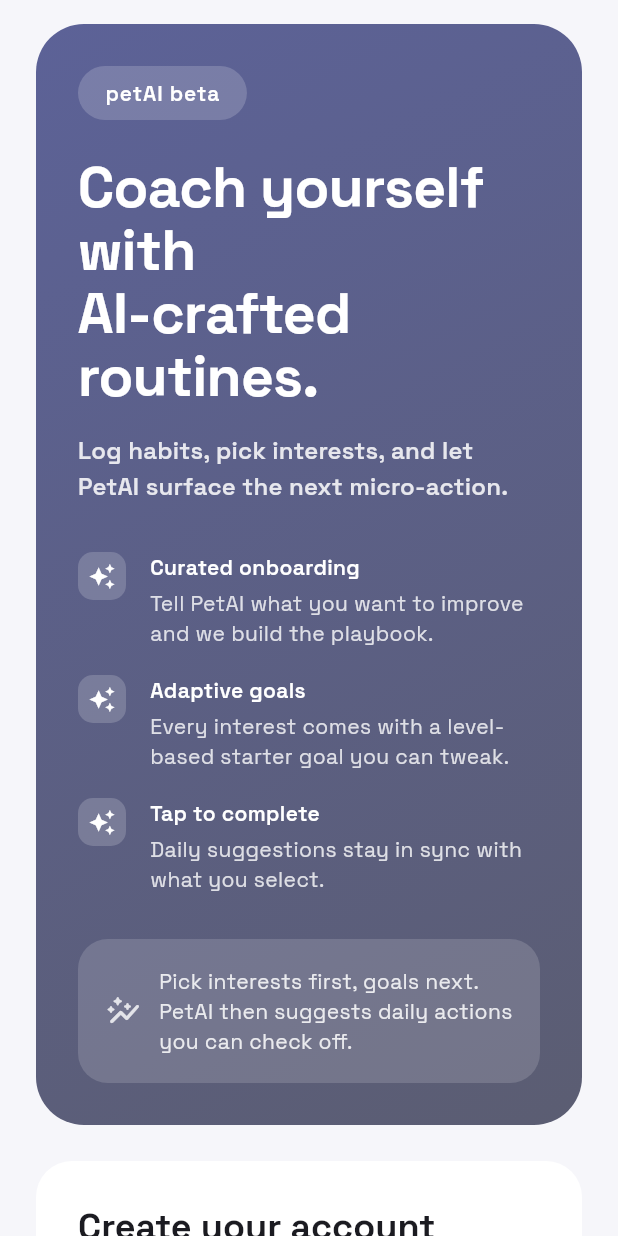
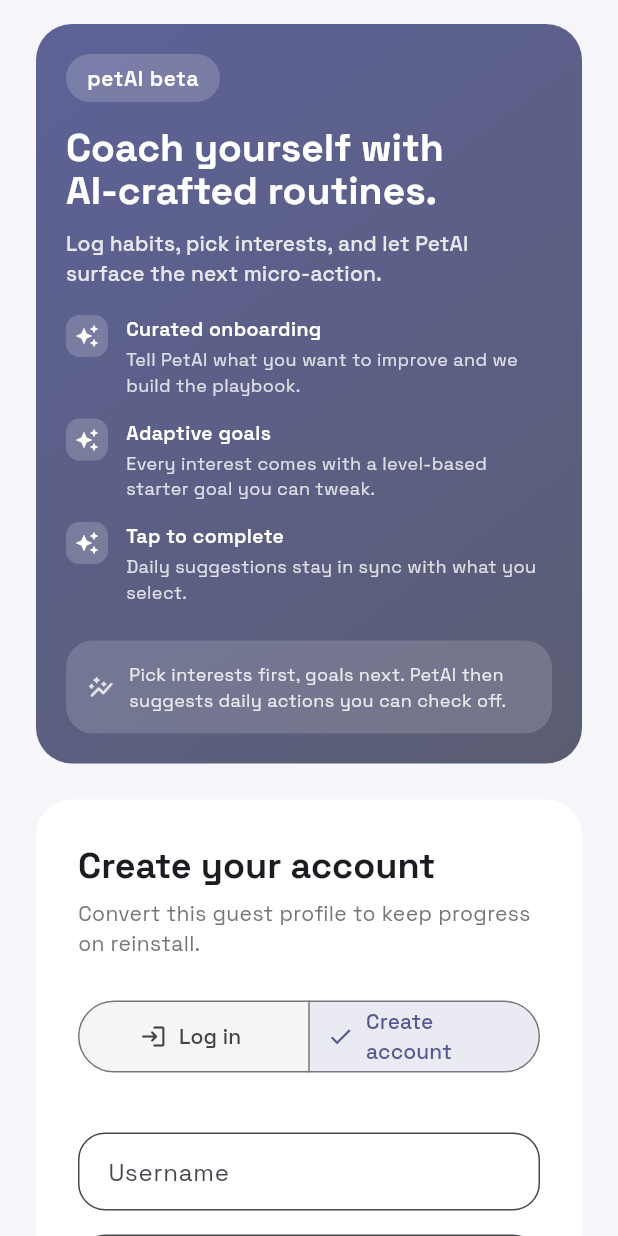
Before and after one commit to tiagobfpinto/petAI, a Flutter app: the screen it shows after launch, after a tap on "Try again", after a tap on the "person" icon, on a phone screen of 412 x 824 dp. Run offline on Flutter 3.47's test engine with Material 3 defaults, Android fonts, the phone set to English and light mode, and no system bars; our stand-ins replace flutter_secure_storage, google_fonts; accounts and stored records are empty; network calls fail.

Commit message:
Tighten welcome hero sizing

```diff
--- a/petAI-frontend/lib/screens/welcome_screen.dart
+++ b/petAI-frontend/lib/screens/welcome_screen.dart
@@ -116,7 +116,7 @@
     ];
 
     return Container(
-      padding: const EdgeInsets.all(28),
+      padding: const EdgeInsets.all(20),
       decoration: BoxDecoration(
         gradient: LinearGradient(
           colors: [
@@ -126,13 +126,13 @@
           begin: Alignment.topLeft,
           end: Alignment.bottomRight,
         ),
-        borderRadius: BorderRadius.circular(32),
+        borderRadius: BorderRadius.circular(24),
       ),
       child: Column(
         crossAxisAlignment: CrossAxisAlignment.start,
         children: [
           Container(
-            padding: const EdgeInsets.symmetric(horizontal: 18, vertical: 8),
+            padding: const EdgeInsets.symmetric(horizontal: 14, vertical: 6),
             decoration: BoxDecoration(
               color: Colors.white.withValues(alpha: 0.18),
               borderRadius: BorderRadius.circular(999),
@@ -142,48 +142,50 @@
               style: TextStyle(
                 color: Colors.white,
                 fontWeight: FontWeight.w600,
-                letterSpacing: 0.6,
+                letterSpacing: 0.4,
               ),
-            ),
-          ),
-          const SizedBox(height: 24),
-          Text(
-            "Coach yourself with\nAI-crafted routines.",
-            style: textTheme.headlineLarge?.copyWith(
-              color: Colors.white,
-              height: 1.1,
             ),
           ),
           const SizedBox(height: 16),
           Text(
+            "Coach yourself with\nAI-crafted routines.",
+            style: textTheme.headlineSmall?.copyWith(
+              fontSize: 26,
+              color: Colors.white,
+              height: 1.1,
+              fontWeight: FontWeight.w800,
+            ),
+          ),
+          const SizedBox(height: 10),
+          Text(
             "Log habits, pick interests, and let PetAI surface the next micro-action.",
-            style: textTheme.titleMedium?.copyWith(
+            style: textTheme.titleSmall?.copyWith(
               color: Colors.white.withValues(alpha: 0.85),
             ),
           ),
-          const SizedBox(height: 32),
+          const SizedBox(height: 18),
           Column(
             children: featurePoints
                 .map(
                   (tuple) => Padding(
-                    padding: const EdgeInsets.only(bottom: 18),
+                    padding: const EdgeInsets.only(bottom: 14),
                     child: Row(
                       crossAxisAlignment: CrossAxisAlignment.start,
                       children: [
                         Container(
-                          height: 32,
-                          width: 32,
+                          height: 28,
+                          width: 28,
                           decoration: BoxDecoration(
                             color: Colors.white.withValues(alpha: 0.18),
-                            borderRadius: BorderRadius.circular(10),
+                            borderRadius: BorderRadius.circular(9),
                           ),
                           child: const Icon(
                             Icons.auto_awesome,
-                            size: 18,
+                            size: 16,
                             color: Colors.white,
                           ),
                         ),
-                        const SizedBox(width: 16),
+                        const SizedBox(width: 12),
                         Expanded(
                           child: Column(
                             crossAxisAlignment: CrossAxisAlignment.start,
@@ -193,13 +195,15 @@
                                 style: const TextStyle(
                                   color: Colors.white,
                                   fontWeight: FontWeight.w600,
+                                  fontSize: 13,
                                 ),
                               ),
-                              const SizedBox(height: 4),
+                              const SizedBox(height: 2),
                               Text(
                                 tuple.$2,
                                 style: TextStyle(
                                   color: Colors.white.withValues(alpha: 0.8),
+                                  fontSize: 12,
                                 ),
                               ),
                             ],
@@ -211,25 +215,27 @@
                 )
                 .toList(),
           ),
-          const SizedBox(height: 12),
+          const SizedBox(height: 10),
           Container(
-            padding: const EdgeInsets.all(18),
+            padding: const EdgeInsets.all(14),
             decoration: BoxDecoration(
               color: Colors.white.withValues(alpha: 0.15),
-              borderRadius: BorderRadius.circular(20),
+              borderRadius: BorderRadius.circular(18),
             ),
             child: Row(
               children: [
                 Icon(
                   Icons.auto_graph_rounded,
                   color: Colors.white.withValues(alpha: 0.8),
+                  size: 18,
                 ),
-                const SizedBox(width: 12),
+                const SizedBox(width: 10),
                 Expanded(
                   child: Text(
                     "Pick interests first, goals next. PetAI then suggests daily actions you can check off.",
                     style: TextStyle(
                       color: Colors.white.withValues(alpha: 0.85),
+                      fontSize: 12,
                     ),
                   ),
                 ),
```
